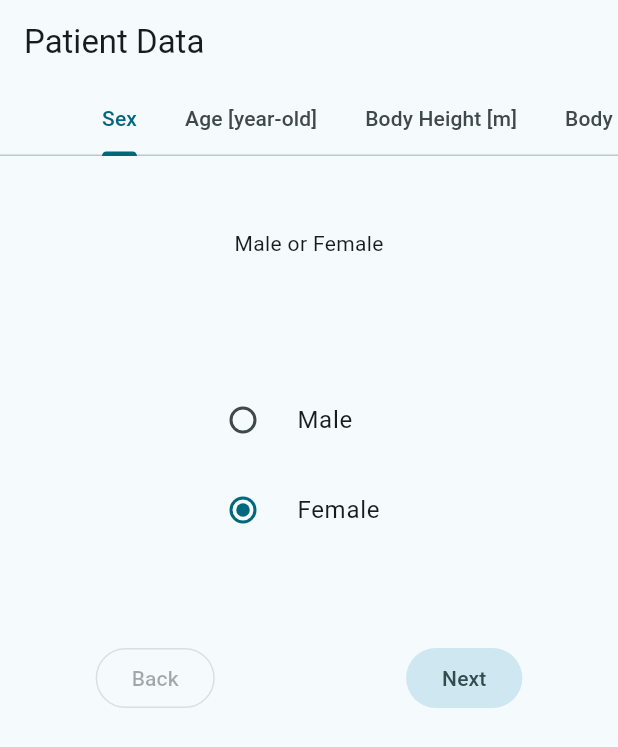
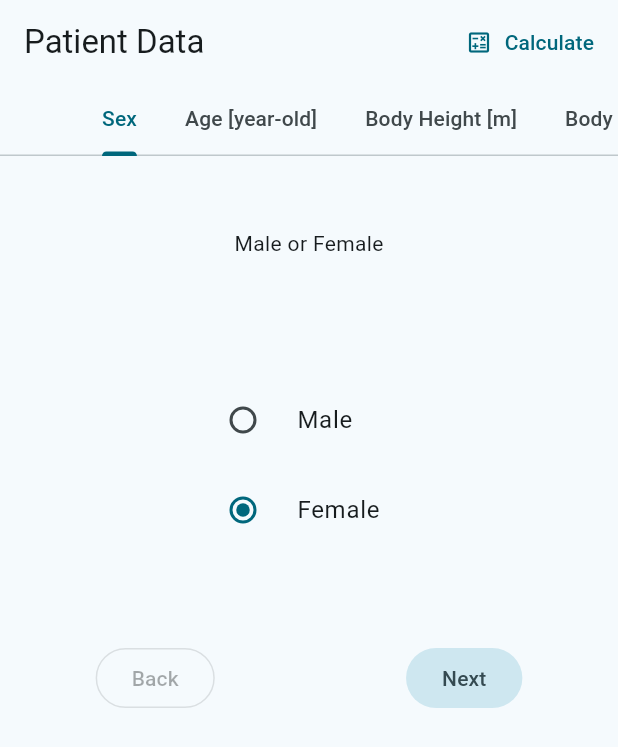
Before and after one commit to studiome/clti_risk, a Flutter app: the screen it shows after launch, on a phone screen of 412 x 824 dp. Shown: the top 747 px of the screen. Run offline on Flutter 3.47's test engine with Material 2 defaults, Android fonts, the phone set to English and light mode, and no system bars.

Commit message:
calculate button

```diff
--- a/lib/widgets/question_binder.dart
+++ b/lib/widgets/question_binder.dart
@@ -12,11 +12,13 @@ class QuestionBinder extends StatelessWidget {
   final String title;
   final List<QuestionPageDetail> questionPages;
   final int _tabCount;
+  final ButtonStyleButton actionButton;
 
   const QuestionBinder({
     super.key,
     required this.title,
     required this.questionPages,
+    required this.actionButton,
   }) : _tabCount = questionPages.length;
 
   @override
@@ -27,6 +29,9 @@ class QuestionBinder extends StatelessWidget {
         resizeToAvoidBottomInset: true,
         appBar: AppBar(
           title: Text(title),
+          actions: [
+            actionButton,
+          ],
           bottom: TabBar(
             indicatorColor: Theme.of(context).colorScheme.primary,
             labelColor: Theme.of(context).colorScheme.primary,
--- a/lib/widgets/question_form.dart
+++ b/lib/widgets/question_form.dart
@@ -131,6 +131,11 @@ class QuestionForm extends StatelessWidget {
 
     return QuestionBinder(
         title: title,
+        actionButton: TextButton.icon(
+          icon: const Icon(Icons.calculate_outlined),
+          onPressed: () {},
+          label: const Text('Calculate'),
+        ),
         questionPages:
             List<QuestionPageDetail>.generate(Questions.values.length, (index) {
           return QuestionPageDetail(
```
